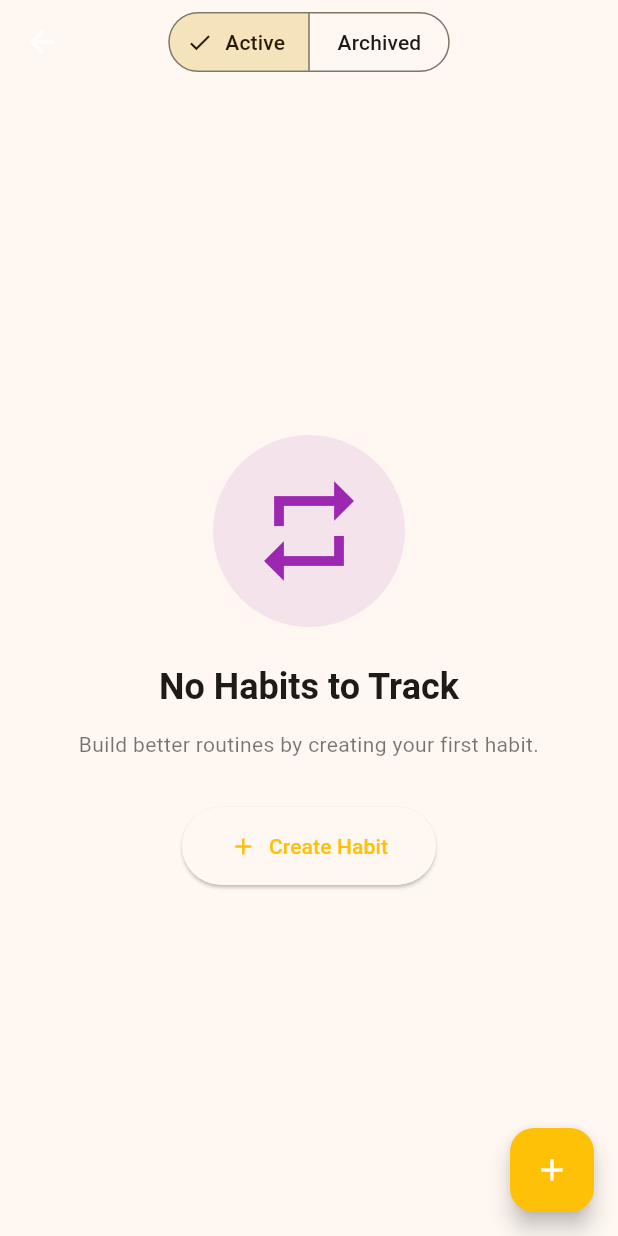
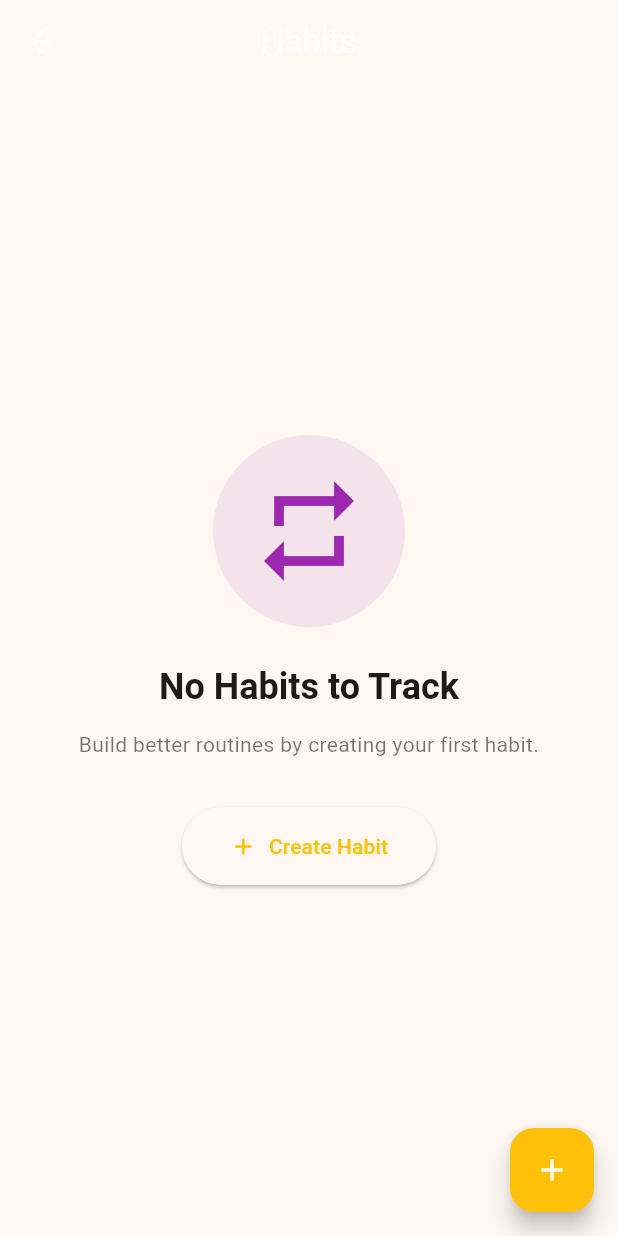
Before and after one commit to Sama-ndari/SamandariApp, a Flutter app: the HabitsScreen screen opened directly, on a phone screen of 412 x 824 dp. Run offline on Flutter 3.47's test engine with Material 3 defaults, Android fonts, the phone set to English and light mode, and no system bars; our stand-ins replace azlistview, confetti, file_picker, fl_chart, flutter_dotenv, flutter_heatmap_calendar and 5 more; accounts and stored records are empty.

Commit message:
Some update on goals and habits

```diff
--- a/lib/models/habit.dart
+++ b/lib/models/habit.dart
@@ -46,8 +46,6 @@ class Habit extends HiveObject {
   @HiveField(7)
   late String notes;
 
-  @HiveField(8)
-  late bool isArchived;
 
   @HiveField(9)
   late bool reminderEnabled;
--- a/lib/screens/add_edit_habit_screen.dart
+++ b/lib/screens/add_edit_habit_screen.dart
@@ -57,7 +57,6 @@ class _AddEditHabitScreenState extends State<AddEditHabitScreen> {
         // Update existing habit
         final habit = widget.habit!;
         habit
-          ..isArchived = habit.isArchived // Explicitly carry over the value
           ..name = _name
           ..description = _description
           ..frequency = _frequency
@@ -80,7 +79,6 @@ class _AddEditHabitScreenState extends State<AddEditHabitScreen> {
           ..completionDates = []
           ..createdAt = DateTime.now()
           ..notes = _notes
-          ..isArchived = false
           ..reminderEnabled = _reminderEnabled
           ..reminderTime = '${_reminderTime.hour.toString().padLeft(2, '0')}:${_reminderTime.minute.toString().padLeft(2, '0')}'
           ..type = _type
--- a/lib/screens/goals_screen.dart
+++ b/lib/screens/goals_screen.dart
@@ -100,8 +100,8 @@ class _GoalsScreenState extends State<GoalsScreen> {
                                 children: [
                                   Text(
                                     goal.usesPercentage
-                                        ? '${goal.formattedCurrent} of ${goal.formattedTarget}'
-                                        : '${goal.formattedCurrent} ${goal.displayUnit} of ${goal.formattedTarget} ${goal.displayUnit}',
+                                        ? '${goal.progressPercentage.toStringAsFixed(0)} of ${goal.formattedTarget}'
+                                        : '${goal.progressPercentage.toStringAsFixed(0)} ${goal.displayUnit} of ${goal.formattedTarget} ${goal.displayUnit}',
                                     style: TextStyle(
                                       fontSize: 13,
                                       fontWeight: FontWeight.w600,
--- a/lib/screens/habits_screen.dart
+++ b/lib/screens/habits_screen.dart
@@ -14,28 +14,15 @@ class HabitsScreen extends StatefulWidget {
   State<HabitsScreen> createState() => _HabitsScreenState();
 }
 
-enum HabitFilter { active, archived }
 
 class _HabitsScreenState extends State<HabitsScreen> with SingleTickerProviderStateMixin {
   final HabitService _habitService = HabitService();
-  HabitFilter _currentFilter = HabitFilter.active;
 
   @override
   Widget build(BuildContext context) {
     return Scaffold(
       appBar: AppBar(
-        title: SegmentedButton<HabitFilter>(
-          segments: const [
-            ButtonSegment(value: HabitFilter.active, label: Text('Active')),
-            ButtonSegment(value: HabitFilter.archived, label: Text('Archived')),
-          ],
-          selected: {_currentFilter},
-          onSelectionChanged: (Set<HabitFilter> newSelection) {
-            setState(() {
-              _currentFilter = newSelection.first;
-            });
-          },
-        ),
+        title: const Text('Habits'),
         centerTitle: true,
         backgroundColor: Colors.transparent,
         elevation: 0,
@@ -45,12 +32,6 @@ class _HabitsScreenState extends State<HabitsScreen> with SingleTickerProviderSt
         builder: (context, Box<Habit> box, _) {
           List<Habit> habits = box.values.toList().cast<Habit>();
 
-          // Filter habits
-          if (_currentFilter == HabitFilter.active) {
-            habits = habits.where((h) => !h.isArchived).toList();
-          } else {
-            habits = habits.where((h) => h.isArchived).toList();
-          }
 
           if (habits.isEmpty) {
             return EmptyStates.noHabits(
--- a/lib/services/habit_service.dart
+++ b/lib/services/habit_service.dart
@@ -31,10 +31,6 @@ class HabitService {
     await _habitBox.delete(habitId);
   }
 
-  Future<void> toggleArchiveStatus(Habit habit) async {
-    habit.isArchived = !habit.isArchived;
-    await updateHabit(habit);
-  }
 
   Future<void> toggleHabitCompletion(Habit habit) async {
     final today = DateTime.now();
```
Also changed, not shown: lib/screens/habit_details_screen.dart (+0 -9 lines).
